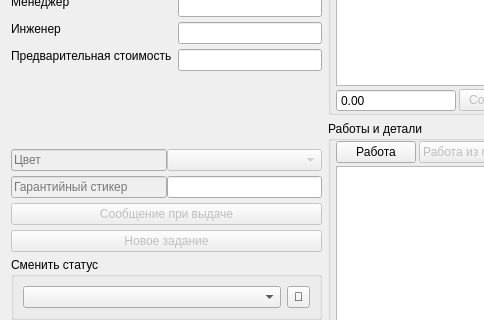
Above: tabrepair.ui from solderercb/snap_crm before the change; both pictures show x 0 to 484 and y 238 to 558 of the 1176 by 1008 pixel window. Below: the same form after it.
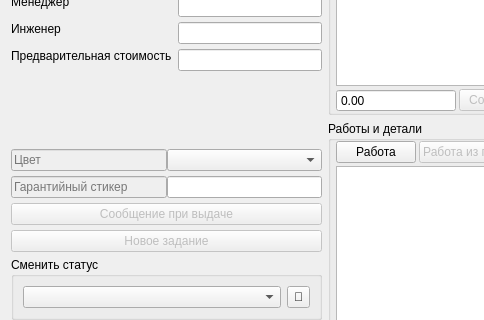
That is the form after the change. Icons and pictures are not drawn. Custom widgets are drawn as their Qt base class.

```diff
--- a/tabrepair.ui
+++ b/tabrepair.ui
@@ -571,7 +571,7 @@
            <item>
             <widget class="QComboBox" name="comboBoxPlace">
              <property name="enabled">
-              <bool>false</bool>
+              <bool>true</bool>
              </property>
              <property name="insertPolicy">
               <enum>QComboBox::NoInsert</enum>
```
Left out of the diff: 24 changed lines with no effect on the pictures.
